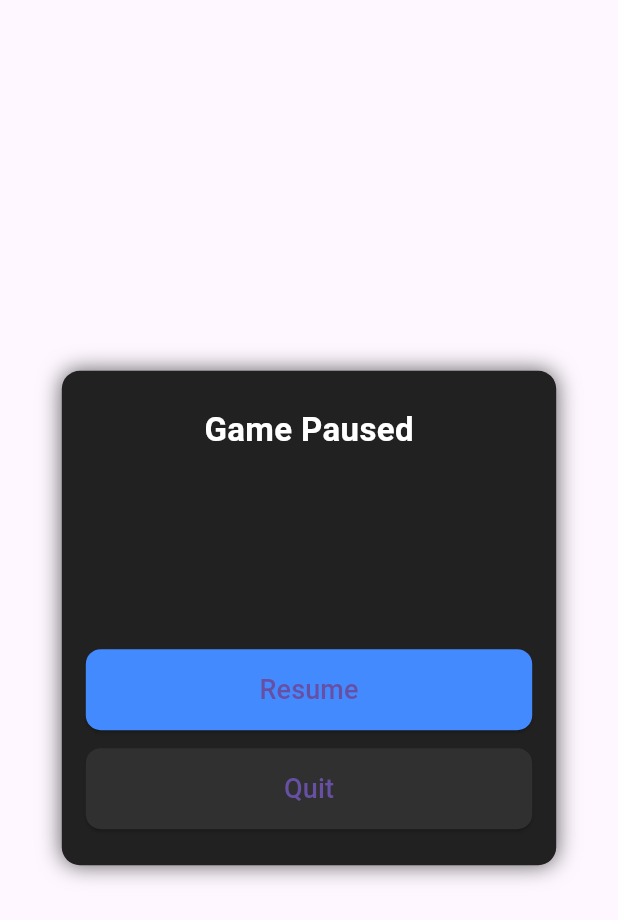
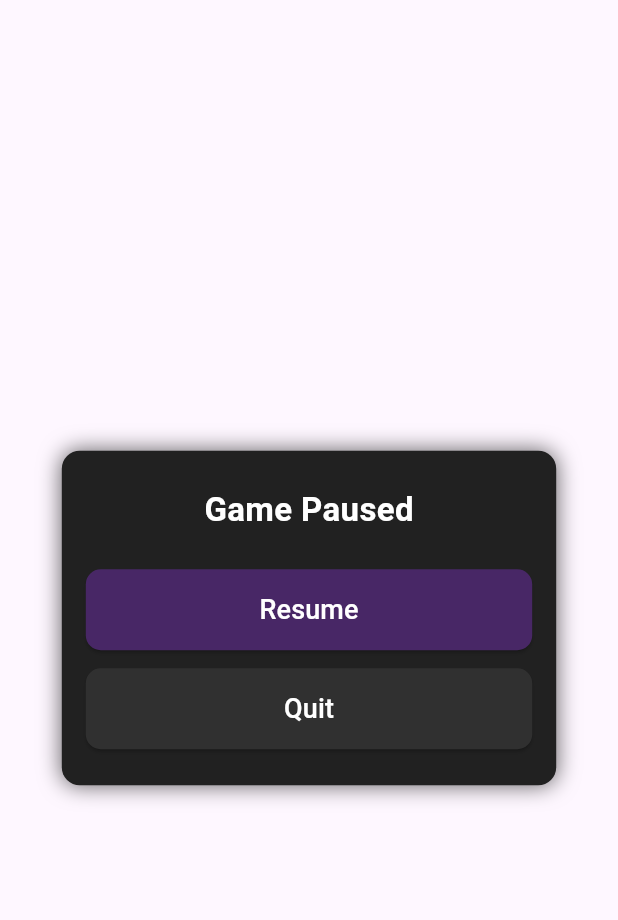
Before and after one commit to sai-00/quizzard-thesis, a Flutter app: the GameMenu widget shown alone on an empty page, opened directly, on a phone screen of 412 x 824 dp. Shown: the top 920 px of the screen. Run offline on Flutter 3.47's test engine with Material 3 defaults, Android fonts, the phone set to English and light mode, and no system bars; our stand-ins replace csv, file_picker, permission_handler, sqflite, sqflite_common_ffi; accounts and stored records are empty.

Commit message:
color change for consistency and choice buttons layout fixed

```diff
--- a/lib/screens/admin/admin_progress_list.dart
+++ b/lib/screens/admin/admin_progress_list.dart
@@ -115,8 +115,9 @@ class _AdminProgressListState extends State<AdminProgressList> {
         }
 
         final cards = snap.data ?? [];
-        if (cards.isEmpty)
+        if (cards.isEmpty) {
           return const Center(child: Text('No learner progress found'));
+        }
 
         return RefreshIndicator(
           onRefresh: _refresh,
--- a/lib/screens/game_loop/game_menu.dart
+++ b/lib/screens/game_loop/game_menu.dart
@@ -16,7 +16,6 @@ class GameMenu extends StatelessWidget {
       child: Center(
         child: Container(
           width: boxSize,
-          height: boxSize,
           decoration: BoxDecoration(
             color: Colors.grey[900],
             borderRadius: BorderRadius.circular(12),
@@ -26,7 +25,7 @@ class GameMenu extends StatelessWidget {
           ),
           padding: const EdgeInsets.all(16),
           child: Column(
-            mainAxisSize: MainAxisSize.max,
+            mainAxisSize: MainAxisSize.min,
             crossAxisAlignment: CrossAxisAlignment.center,
             children: [
               const SizedBox(height: 8),
@@ -38,12 +37,12 @@ class GameMenu extends StatelessWidget {
                   fontWeight: FontWeight.bold,
                 ),
               ),
-              const Spacer(),
+              const SizedBox(height: 24),
               SizedBox(
                 width: double.infinity,
                 child: ElevatedButton(
                   style: ElevatedButton.styleFrom(
-                    backgroundColor: Colors.blueAccent,
+                    backgroundColor: const Color.fromARGB(255, 72, 39, 102),
                     padding: const EdgeInsets.symmetric(vertical: 14),
                     shape: RoundedRectangleBorder(
                       borderRadius: BorderRadius.circular(10),
@@ -53,7 +52,7 @@ class GameMenu extends StatelessWidget {
                     // Resume: simply close the dialog
                     Navigator.of(context).pop();
                   },
-                  child: const Text('Resume', style: TextStyle(fontSize: 18)),
+                  child: const Text('Resume', style: TextStyle(fontSize: 18, color: Colors.white)),
                 ),
               ),
               const SizedBox(height: 12),
@@ -71,7 +70,7 @@ class GameMenu extends StatelessWidget {
                     // Quit to levels/menu: pop until first route
                     Navigator.of(context).popUntil((route) => route.isFirst);
                   },
-                  child: const Text('Quit', style: TextStyle(fontSize: 18)),
+                  child: const Text('Quit', style: TextStyle(fontSize: 18, color: Colors.white)),
                 ),
               ),
               const SizedBox(height: 8),
--- a/lib/screens/game_loop/scene_renderer.dart
+++ b/lib/screens/game_loop/scene_renderer.dart
@@ -562,7 +562,7 @@ class SceneRendererState extends State<SceneRenderer> {
               width: double.infinity,
               child: ElevatedButton(
                 style: ElevatedButton.styleFrom(
-                  backgroundColor: Colors.blueAccent,
+                  backgroundColor: const Color.fromARGB(255, 72, 39, 102),
                   padding: const EdgeInsets.symmetric(vertical: 16),
                   shape: RoundedRectangleBorder(
                     borderRadius: BorderRadius.circular(12),
@@ -575,7 +575,7 @@ class SceneRendererState extends State<SceneRenderer> {
                     _next();
                   }
                 },
-                child: const Text('Continue', style: TextStyle(fontSize: 18)),
+                child: const Text('Continue', style: TextStyle(fontSize: 18, color: Colors.white)),
               ),
             ),
           ),
--- a/lib/screens/subject/levels.dart
+++ b/lib/screens/subject/levels.dart
@@ -375,7 +375,7 @@ class _LevelsScreenState extends State<LevelsScreen> with RouteAware {
         return const Color.fromARGB(255, 37, 13, 53);
       case 'science':
       case 'sci':
-        return const Color.fromARGB(255, 46, 10, 10);
+        return const Color.fromARGB(255, 66, 12, 12);
       default:
         return Colors.grey.shade800;
     }
--- a/lib/screens/subject/subject_card.dart
+++ b/lib/screens/subject/subject_card.dart
@@ -115,7 +115,7 @@ class SubjectCard extends StatelessWidget {
         return const Color.fromARGB(255, 37, 13, 53);
       case 'science':
       case 'sci':
-        return const Color.fromARGB(255, 46, 10, 10);
+        return const Color.fromARGB(255, 66, 12, 12);
       default:
         return Colors.black87;
     }
```
Also changed, not shown: lib/screens/game_loop/game_view.dart (+47 -22 lines).
